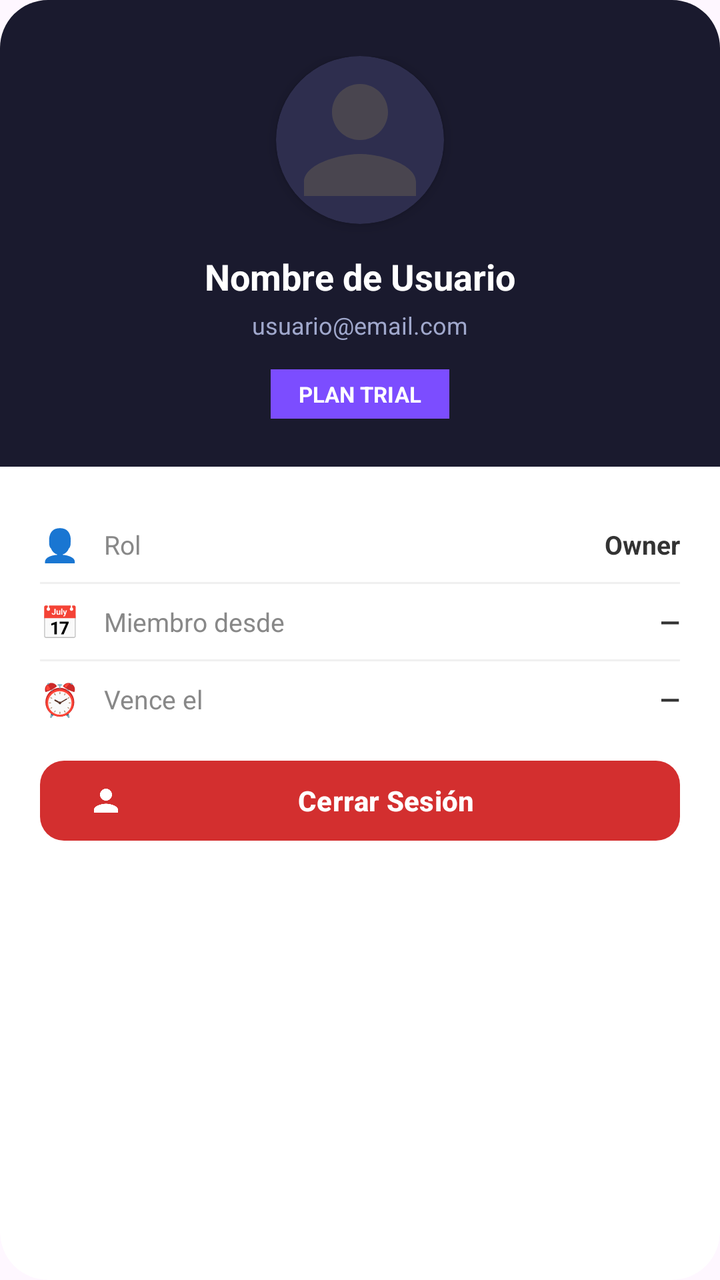
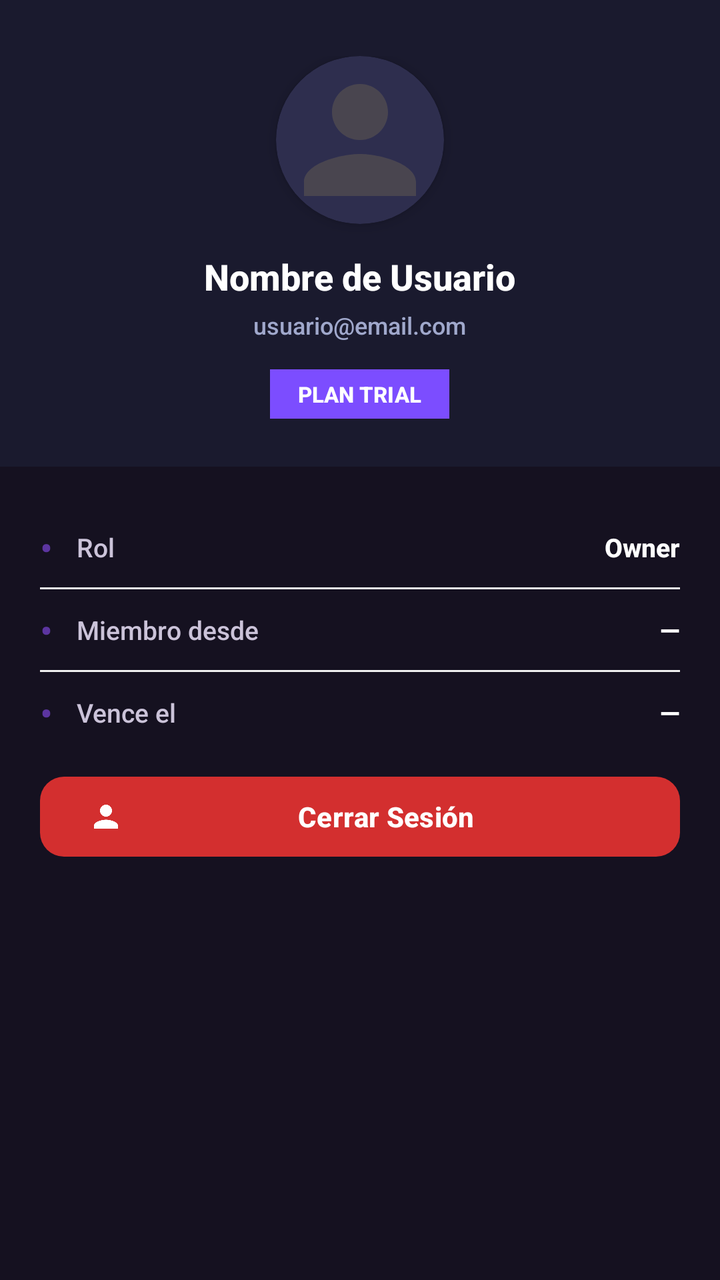

Before-and-after screenshots of an Android layout around one commit, followed by the original layout XML and the change that was made.
<!-- AndroidManifest.xml: application theme Theme.LectorYape -->
<!-- res/layout/dialog_profile.xml -->
<?xml version="1.0" encoding="utf-8"?>
<androidx.cardview.widget.CardView
    xmlns:android="http://schemas.android.com/apk/res/android"
    xmlns:app="http://schemas.android.com/apk/res-auto"
    android:layout_width="match_parent"
    android:layout_height="wrap_content"
    android:layout_margin="20dp"
    app:cardCornerRadius="24dp"
    app:cardBackgroundColor="#FFFFFF"
    app:cardElevation="0dp">

    <LinearLayout
        android:layout_width="match_parent"
        android:layout_height="wrap_content"
        android:orientation="vertical">

        
        
        
        <LinearLayout
            android:layout_width="match_parent"
            android:layout_height="wrap_content"
            android:orientation="vertical"
            android:background="#1A1A2E"
            android:paddingTop="28dp"
            android:paddingBottom="24dp"
            android:paddingStart="24dp"
            android:paddingEnd="24dp"
            android:gravity="center_horizontal">

            
            <androidx.cardview.widget.CardView
                android:layout_width="84dp"
                android:layout_height="84dp"
                app:cardCornerRadius="42dp"
                app:cardElevation="4dp"
                app:cardBackgroundColor="#2E2E4E"
                android:layout_marginBottom="14dp">

                <ImageView
                    android:id="@+id/ivProfilePhoto"
                    android:layout_width="match_parent"
                    android:layout_height="match_parent"
                    android:src="@drawable/ic_person"
                    android:scaleType="centerCrop"
                    android:contentDescription="Foto de perfil" />

            </androidx.cardview.widget.CardView>

            
            <TextView
                android:id="@+id/tvProfileName"
                android:layout_width="wrap_content"
                android:layout_height="wrap_content"
                android:text="Nombre de Usuario"
                android:textSize="18sp"
                android:textStyle="bold"
                android:textColor="#FFFFFF"
                android:layout_marginBottom="4dp"/>

            
            <TextView
                android:id="@+id/tvProfileEmail"
                android:layout_width="wrap_content"
                android:layout_height="wrap_content"
                android:text="usuario@email.com"
                android:textSize="12sp"
                android:textColor="#A0A8CC"
                android:layout_marginBottom="14dp"/>

            
            <TextView
                android:id="@+id/tvProfileStatus"
                android:layout_width="wrap_content"
                android:layout_height="wrap_content"
                android:text="PLAN TRIAL"
                android:textSize="11sp"
                android:textStyle="bold"
                android:textColor="#FFFFFF"
                android:background="#7C4DFF"
                android:paddingStart="14dp"
                android:paddingEnd="14dp"
                android:paddingTop="5dp"
                android:paddingBottom="5dp"/>

        </LinearLayout>

        
        
        
        <LinearLayout
            android:layout_width="match_parent"
            android:layout_height="wrap_content"
            android:orientation="vertical"
            android:padding="20dp">

            
            <LinearLayout
                android:layout_width="match_parent"
                android:layout_height="wrap_content"
                android:orientation="horizontal"
                android:gravity="center_vertical"
                android:paddingTop="8dp"
                android:paddingBottom="8dp">

                <TextView
                    android:layout_width="wrap_content"
                    android:layout_height="wrap_content"
                    android:text="👤"
                    android:textSize="16sp"
                    android:layout_marginEnd="12dp"/>

                <TextView
                    android:layout_width="0dp"
                    android:layout_height="wrap_content"
                    android:layout_weight="1"
                    android:text="Rol"
                    android:textSize="13sp"
                    android:textColor="#888888"/>

                <TextView
                    android:id="@+id/tvProfileRole"
                    android:layout_width="wrap_content"
                    android:layout_height="wrap_content"
                    android:text="Owner"
                    android:textSize="13sp"
                    android:textStyle="bold"
                    android:textColor="#333333"/>
            </LinearLayout>

            
            <View android:layout_width="match_parent" android:layout_height="1dp"
                android:background="#F0F0F0"/>

            
            <LinearLayout
                android:layout_width="match_parent"
                android:layout_height="wrap_content"
                android:orientation="horizontal"
                android:gravity="center_vertical"
                android:paddingTop="8dp"
                android:paddingBottom="8dp">

                <TextView
                    android:layout_width="wrap_content"
                    android:layout_height="wrap_content"
                    android:text="📅"
                    android:textSize="16sp"
                    android:layout_marginEnd="12dp"/>

                <TextView
                    android:layout_width="0dp"
                    android:layout_height="wrap_content"
                    android:layout_weight="1"
                    android:text="Miembro desde"
                    android:textSize="13sp"
                    android:textColor="#888888"/>

                <TextView
                    android:id="@+id/tvProfileCreatedAt"
                    android:layout_width="wrap_content"
                    android:layout_height="wrap_content"
                    android:text="—"
                    android:textSize="13sp"
                    android:textStyle="bold"
                    android:textColor="#333333"/>
            </LinearLayout>

            
            <View android:layout_width="match_parent" android:layout_height="1dp"
                android:background="#F0F0F0"/>

            
            <LinearLayout
                android:layout_width="match_parent"
                android:layout_height="wrap_content"
                android:orientation="horizontal"
                android:gravity="center_vertical"
                android:paddingTop="8dp"
                android:paddingBottom="16dp">

                <TextView
                    android:layout_width="wrap_content"
                    android:layout_height="wrap_content"
                    android:text="⏰"
                    android:textSize="16sp"
                    android:layout_marginEnd="12dp"/>

                <TextView
                    android:layout_width="0dp"
                    android:layout_height="wrap_content"
                    android:layout_weight="1"
                    android:text="Vence el"
                    android:textSize="13sp"
                    android:textColor="#888888"/>

                <TextView
                    android:id="@+id/tvProfileTrialEnd"
                    android:layout_width="wrap_content"
                    android:layout_height="wrap_content"
                    android:text="—"
                    android:textSize="13sp"
                    android:textStyle="bold"
                    android:textColor="#333333"/>
            </LinearLayout>

            
            <com.google.android.material.button.MaterialButton
                android:id="@+id/btnProfileLogout"
                android:layout_width="match_parent"
                android:layout_height="48dp"
                android:text="Cerrar Sesión"
                android:textSize="14sp"
                android:textStyle="bold"
                android:textColor="#FFFFFF"
                app:backgroundTint="#D32F2F"
                app:cornerRadius="12dp"
                app:icon="@drawable/ic_person"
                app:iconTint="@android:color/white"/>

        </LinearLayout>

    </LinearLayout>

</androidx.cardview.widget.CardView>
<!-- resources referenced by this layout -->
<resources>
  <!-- drawable ic_person (drawable) -->
  <vector xmlns:android="http://schemas.android.com/apk/res/android"
      android:width="24dp"
      android:height="24dp"
      android:viewportWidth="24"
      android:viewportHeight="24"
      android:tint="?attr/colorControlNormal">
    <path
        android:fillColor="@android:color/white"
        android:pathData="M12,12c2.21,0 4,-1.79 4,-4s-1.79,-4 -4,-4 -4,1.79 -4,4 1.79,4 4,4zM12,14c-2.67,0 -8,1.34 -8,4v2h16v-2c0,-2.66 -5.33,-4 -8,-4z"/>
  </vector>
  <style name="Theme.LectorYape" parent="Base.Theme.LectorYape" />
  <style name="Base.Theme.LectorYape" parent="Theme.Material3.DayNight.NoActionBar">
          <item name="colorPrimary">#5C35A0</item>
          <item name="colorOnPrimary">#FFFFFF</item>
          <item name="colorPrimaryVariant">#3700B3</item>
      </style>
</resources>

<!-- the commit's change to res/layout/dialog_profile.xml (unified diff, before → after) -->
@@ -1,18 +1,12 @@
 <?xml version="1.0" encoding="utf-8"?>
-<androidx.cardview.widget.CardView
+<LinearLayout
     xmlns:android="http://schemas.android.com/apk/res/android"
     xmlns:app="http://schemas.android.com/apk/res-auto"
     android:layout_width="match_parent"
-    android:layout_height="wrap_content"
-    android:layout_margin="20dp"
-    app:cardCornerRadius="24dp"
-    app:cardBackgroundColor="#FFFFFF"
-    app:cardElevation="0dp">
-
-    <LinearLayout
-        android:layout_width="match_parent"
-        android:layout_height="wrap_content"
-        android:orientation="vertical">
+    android:layout_height="match_parent"
+    android:background="#151120"
+    android:orientation="vertical">
+
 
         
         
@@ -106,8 +100,9 @@
                 <TextView
                     android:layout_width="wrap_content"
                     android:layout_height="wrap_content"
-                    android:text="👤"
-                    android:textSize="16sp"
+                    android:text="•"
+                    android:textSize="18sp"
+                    android:textColor="#5c35a0"
                     android:layout_marginEnd="12dp"/>
 
                 <TextView
@@ -116,7 +111,7 @@
                     android:layout_weight="1"
                     android:text="Rol"
                     android:textSize="13sp"
-                    android:textColor="#888888"/>
+                    android:textColor="#cbc3d9"/>
 
                 <TextView
                     android:id="@+id/tvProfileRole"
@@ -125,7 +120,7 @@
                     android:text="Owner"
                     android:textSize="13sp"
                     android:textStyle="bold"
-                    android:textColor="#333333"/>
+                    android:textColor="#FFFFFF"/>
             </LinearLayout>
 
             
@@ -144,8 +139,9 @@
                 <TextView
                     android:layout_width="wrap_content"
                     android:layout_height="wrap_content"
-                    android:text="📅"
-                    android:textSize="16sp"
+                    android:text="•"
+                    android:textSize="18sp"
+                    android:textColor="#5c35a0"
                     android:layout_marginEnd="12dp"/>
 
                 <TextView
@@ -154,7 +150,7 @@
                     android:layout_weight="1"
                     android:text="Miembro desde"
                     android:textSize="13sp"
-                    android:textColor="#888888"/>
+                    android:textColor="#cbc3d9"/>
 
                 <TextView
                     android:id="@+id/tvProfileCreatedAt"
@@ -163,7 +159,7 @@
                     android:text="—"
                     android:textSize="13sp"
                     android:textStyle="bold"
-                    android:textColor="#333333"/>
+                    android:textColor="#FFFFFF"/>
             </LinearLayout>
 
             
@@ -182,8 +178,9 @@
                 <TextView
                     android:layout_width="wrap_content"
                     android:layout_height="wrap_content"
-                    android:text="⏰"
-                    android:textSize="16sp"
+                    android:text="•"
+                    android:textSize="18sp"
+                    android:textColor="#5c35a0"
                     android:layout_marginEnd="12dp"/>
 
                 <TextView
@@ -192,7 +189,7 @@
                     android:layout_weight="1"
                     android:text="Vence el"
                     android:textSize="13sp"
-                    android:textColor="#888888"/>
+                    android:textColor="#cbc3d9"/>
 
                 <TextView
                     android:id="@+id/tvProfileTrialEnd"
@@ -201,7 +198,7 @@
                     android:text="—"
                     android:textSize="13sp"
                     android:textStyle="bold"
-                    android:textColor="#333333"/>
+                    android:textColor="#FFFFFF"/>
             </LinearLayout>
 
             
@@ -221,5 +218,3 @@
         </LinearLayout>
 
     </LinearLayout>
-
-</androidx.cardview.widget.CardView>
<!-- resource entries referenced after the edit -->
@@ -16,6 +16,8 @@
           <item name="colorPrimary">#5C35A0</item>
           <item name="colorOnPrimary">#FFFFFF</item>
           <item name="colorPrimaryVariant">#3700B3</item>
+          
+          <item name="android:fontFamily">sans-serif-medium</item>
       </style>
 </resources>
 
